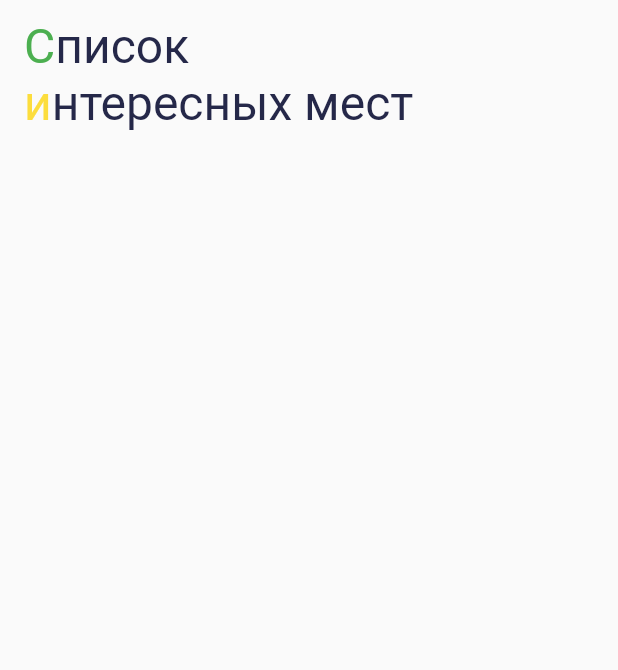
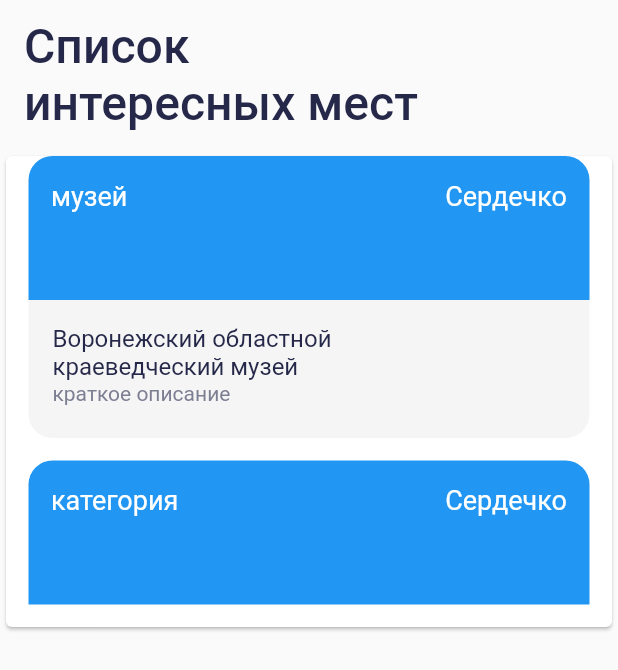
Before and after one commit to sezim-akirova/places, a Flutter app: the screen it shows after launch, on a phone screen of 412 x 824 dp. Shown: the top 670 px of the screen. Run offline on Flutter 3.47's test engine with Material 2 defaults, Android fonts, the phone set to English and light mode, and no system bars.

Commit message:
SingleChildScrollView

```diff
--- a/lib/domain/sight.dart
+++ b/lib/domain/sight.dart
@@ -1,5 +1,3 @@
-import 'package:flutter/material.dart';
-
 class Sight {
   final String name;
   final double lat;
--- a/lib/main.dart
+++ b/lib/main.dart
@@ -12,7 +12,9 @@ class App extends StatelessWidget {
   Widget build(BuildContext context) {
     return MaterialApp(
       debugShowCheckedModeBanner: false,
-      home: SightListScreen(label: '',),
+      home: SightListScreen(
+        label: '',
+      ),
       title: "First title",
     );
   }
--- a/lib/ui/screen/sight_list_screen.dart
+++ b/lib/ui/screen/sight_list_screen.dart
@@ -15,39 +15,130 @@ class _SightListScreenState extends State<SightListScreen> {
         backgroundColor: Colors.transparent, //прозрачный фон
         elevation: 0, // убираем тени
         toolbarHeight: 100, // задаем высоту апп бару
-        title: RichText(
-          text: const TextSpan(
-            text: "С",
+        title: const Text(
+          "Список\nинтересных мест",
           style: TextStyle(
+            color: Color.fromRGBO(37, 40, 73, 1),
             fontSize: 32,
-               color: Color.fromRGBO(76, 175, 80, 1),
           ),
+        ),
+      ),
+      body: Card(
+        child: SingleChildScrollView(
+          padding: const EdgeInsets.only(left: 15, right: 15, bottom: 15),
+          child: Column(
             children: [
-             TextSpan(
-               text: "писок\n",
+              Container(
+                padding: const EdgeInsets.only(top: 16, left: 15, right: 15),
+                height: 96,
+                decoration: const BoxDecoration(
+                  color: Colors.blue,
+                  borderRadius: BorderRadius.vertical(top: Radius.circular(16)),
+                ),
+                child: Row(
+                  mainAxisAlignment: MainAxisAlignment.spaceBetween,
+                  crossAxisAlignment: CrossAxisAlignment.start,
+                  children: [
+                    const Text(
+                      "музей",
+                      style: TextStyle(color: Colors.white, fontSize: 18),
+                    ),
+                    Container(
+                      child: const Text(
+                        "Сердечко",
+                        style: TextStyle(color: Colors.white, fontSize: 18),
+                      ),
+                    ),
+                  ],
+                ),
+              ),
+              Container(
+                alignment: Alignment.centerLeft,
+                padding: const EdgeInsets.all(16),
+                decoration: const BoxDecoration(
+                  color: Color.fromRGBO(245, 245, 245, 1),
+                  borderRadius:
+                      BorderRadius.vertical(bottom: Radius.circular(16)),
+                ),
+                height: 92,
+                child: const Column(
+                  crossAxisAlignment: CrossAxisAlignment.start,
+                  children: [
+                    Text(
+                      "Воронежский областной\nкраеведческий музей",
                       style: TextStyle(
-                 fontSize: 32,
-                 color: Color.fromRGBO(37, 40, 73, 1),
-               ),
-             children: [
-               TextSpan(
-                  text: "и",
-                  style: TextStyle(
-                    fontSize: 32,
-                    color: Color.fromRGBO(252, 221, 61, 1),
-                  ),
-              children: [
-                TextSpan(
-                   text: "нтересных мест",
-                   style: TextStyle(
-                     fontSize: 32,
+                        fontSize: 16,
+                        //height: 40,
                         color: Color.fromRGBO(37, 40, 73, 1),
                       ),
                     ),
-              ]),
-            ]),
-          ]),
-          textAlign: TextAlign.left, // текст по левому краю
+                    Text(
+                      "краткое описание",
+                      style: TextStyle(
+                        color: Color.fromRGBO(124, 126, 146, 1),
+                        //height: 18,
+                      ),
+                    ),
+                  ],
+                ),
+              ),
+              SizedBox(height: 15),
+              Container(
+                padding: const EdgeInsets.only(top: 16, left: 15, right: 15),
+                height: 96,
+                decoration: const BoxDecoration(
+                  color: Colors.blue,
+                  borderRadius: BorderRadius.vertical(top: Radius.circular(16)),
+                ),
+                child: Row(
+                  mainAxisAlignment: MainAxisAlignment.spaceBetween,
+                  crossAxisAlignment: CrossAxisAlignment.start,
+                  children: [
+                    const Text(
+                      "категория",
+                      style: TextStyle(color: Colors.white, fontSize: 18),
+                    ),
+                    Container(
+                      child: const Text(
+                        "Сердечко",
+                        style: TextStyle(color: Colors.white, fontSize: 18),
+                      ),
+                    ),
+                  ],
+                ),
+              ),
+              // Container(
+              //   alignment: Alignment.centerLeft,
+              //   padding: const EdgeInsets.all(16),
+              //   decoration: const BoxDecoration(
+              //     color: Color.fromRGBO(245, 245, 245, 1),
+              //     borderRadius:
+              //         BorderRadius.vertical(bottom: Radius.circular(16)),
+              //   ),
+              //   height: 92,
+              //   child: const Column(
+              //     crossAxisAlignment: CrossAxisAlignment.start,
+              //     children: [
+              //       Text(
+              //         "Воронежский областной\nкраеведческий музей",
+              //         style: TextStyle(
+              //           fontSize: 16,
+              //           //height: 40,
+              //           color: Color.fromRGBO(37, 40, 73, 1),
+              //         ),
+              //       ),
+              //       Text(
+              //         "закрыто до 20:00",
+              //         style: TextStyle(
+              //           color: Color.fromRGBO(124, 126, 146, 1),
+              //           // height: 18,
+              //         ),
+              //       ),
+              //     ],
+              //   ),
+              // ),
+            ],
+          ),
         ),
       ),
     );
```
Also changed, not shown: lib/ui/screen/sight_card.dart (added, +11 -0 lines), 9 other files. Lines whose indentation alone changed are shown as unchanged.
